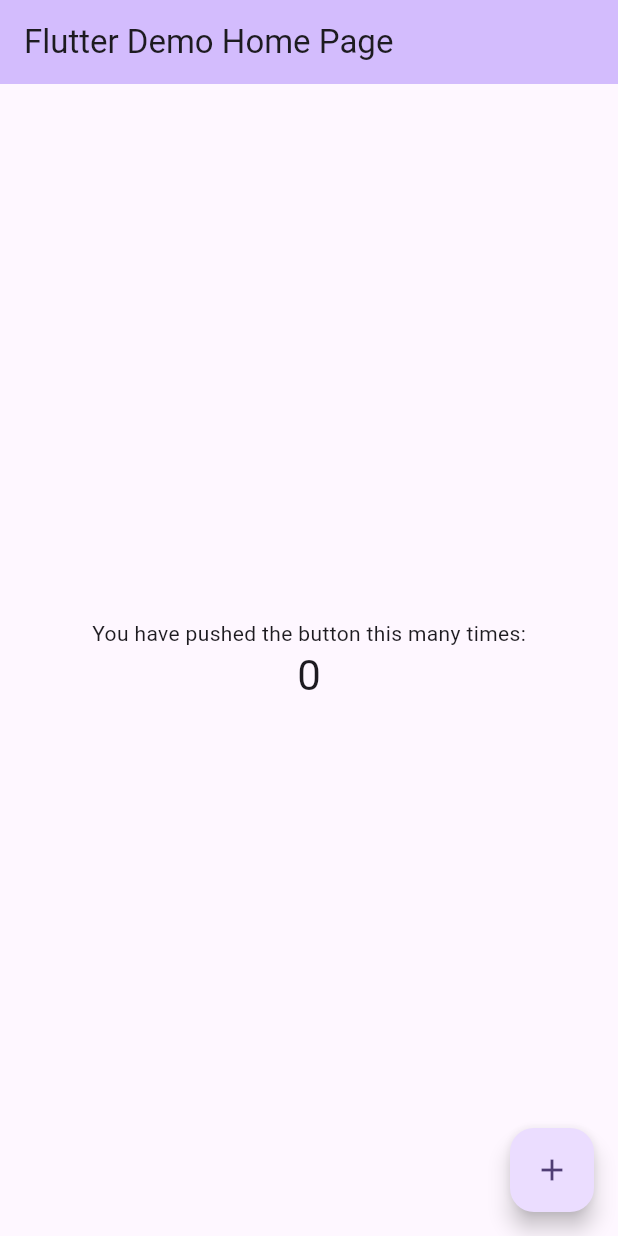
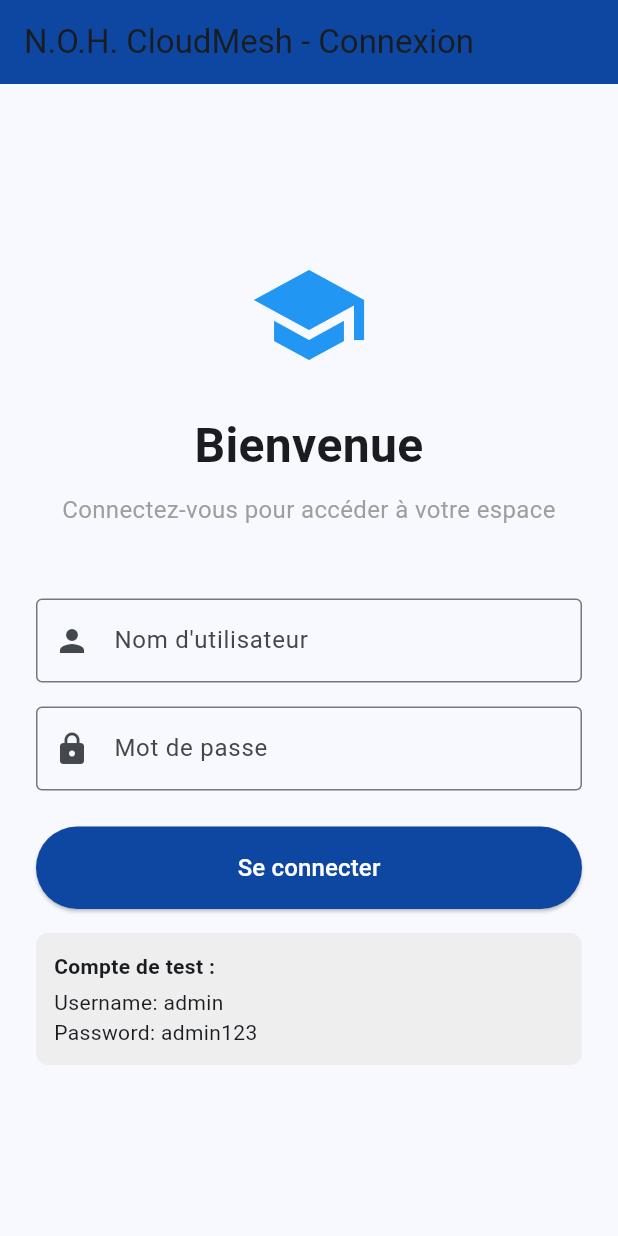
Before and after one commit to Olavic21/NOH-CloudMesh, a Flutter app: the screen it shows after launch, on a phone screen of 412 x 824 dp. Run offline on Flutter 3.47's test engine with Material 3 defaults, Android fonts, the phone set to English and light mode, and no system bars; accounts and stored records are empty.

Commit message:
feat(auth): créer l'écran de login Flutter

```diff
--- a/client/lib/main.dart
+++ b/client/lib/main.dart
@@ -1,4 +1,5 @@
 import 'package:flutter/material.dart';
+import 'screens/login_screen.dart';
 
 void main() {
   runApp(const MyApp());
@@ -7,116 +8,15 @@ void main() {
 class MyApp extends StatelessWidget {
   const MyApp({super.key});
 
-  // This widget is the root of your application.
   @override
   Widget build(BuildContext context) {
     return MaterialApp(
-      title: 'Flutter Demo',
+      title: 'N.O.H. CloudMesh',
       theme: ThemeData(
-        // This is the theme of your application.
-        //
-        // TRY THIS: Try running your application with "flutter run". You'll see
-        // the application has a purple toolbar. Then, without quitting the app,
-        // try changing the seedColor in the colorScheme below to Colors.green
-        // and then invoke "hot reload" (save your changes or press the "hot
-        // reload" button in a Flutter-supported IDE, or press "r" if you used
-        // the command line to start the app).
-        //
-        // Notice that the counter didn't reset back to zero; the application
-        // state is not lost during the reload. To reset the state, use hot
-        // restart instead.
-        //
-        // This works for code too, not just values: Most code changes can be
-        // tested with just a hot reload.
-        colorScheme: .fromSeed(seedColor: Colors.deepPurple),
+        colorScheme: ColorScheme.fromSeed(seedColor: Colors.blue),
+        useMaterial3: true,
       ),
-      home: const MyHomePage(title: 'Flutter Demo Home Page'),
+      home: const LoginScreen(),
     );
   }
 }
-
-class MyHomePage extends StatefulWidget {
-  const MyHomePage({super.key, required this.title});
-
-  // This widget is the home page of your application. It is stateful, meaning
-  // that it has a State object (defined below) that contains fields that affect
-  // how it looks.
-
-  // This class is the configuration for the state. It holds the values (in this
-  // case the title) provided by the parent (in this case the App widget) and
-  // used by the build method of the State. Fields in a Widget subclass are
-  // always marked "final".
-
-  final String title;
-
-  @override
-  State<MyHomePage> createState() => _MyHomePageState();
-}
-
-class _MyHomePageState extends State<MyHomePage> {
-  int _counter = 0;
-
-  void _incrementCounter() {
-    setState(() {
-      // This call to setState tells the Flutter framework that something has
-      // changed in this State, which causes it to rerun the build method below
-      // so that the display can reflect the updated values. If we changed
-      // _counter without calling setState(), then the build method would not be
-      // called again, and so nothing would appear to happen.
-      _counter++;
-    });
-  }
-
-  @override
-  Widget build(BuildContext context) {
-    // This method is rerun every time setState is called, for instance as done
-    // by the _incrementCounter method above.
-    //
-    // The Flutter framework has been optimized to make rerunning build methods
-    // fast, so that you can just rebuild anything that needs updating rather
-    // than having to individually change instances of widgets.
-    return Scaffold(
-      appBar: AppBar(
-        // TRY THIS: Try changing the color here to a specific color (to
-        // Colors.amber, perhaps?) and trigger a hot reload to see the AppBar
-        // change color while the other colors stay the same.
-        backgroundColor: Theme.of(context).colorScheme.inversePrimary,
-        // Here we take the value from the MyHomePage object that was created by
-        // the App.build method, and use it to set our appbar title.
-        title: Text(widget.title),
-      ),
-      body: Center(
-        // Center is a layout widget. It takes a single child and positions it
-        // in the middle of the parent.
-        child: Column(
-          // Column is also a layout widget. It takes a list of children and
-          // arranges them vertically. By default, it sizes itself to fit its
-          // children horizontally, and tries to be as tall as its parent.
-          //
-          // Column has various properties to control how it sizes itself and
-          // how it positions its children. Here we use mainAxisAlignment to
-          // center the children vertically; the main axis here is the vertical
-          // axis because Columns are vertical (the cross axis would be
-          // horizontal).
-          //
-          // TRY THIS: Invoke "debug painting" (choose the "Toggle Debug Paint"
-          // action in the IDE, or press "p" in the console), to see the
-          // wireframe for each widget.
-          mainAxisAlignment: .center,
-          children: [
-            const Text('You have pushed the button this many times:'),
-            Text(
-              '$_counter',
-              style: Theme.of(context).textTheme.headlineMedium,
-            ),
-          ],
-        ),
-      ),
-      floatingActionButton: FloatingActionButton(
-        onPressed: _incrementCounter,
-        tooltip: 'Increment',
-        child: const Icon(Icons.add),
-      ),
-    );
-  }
-}
--- /dev/null
+++ b/client/lib/screens/login_screen.dart
@@ -0,0 +1,240 @@
+/// Écran de connexion (login).
+library;
+
+import 'package:flutter/material.dart';
+import '../services/auth_service.dart';
+
+/// Écran de connexion.
+class LoginScreen extends StatefulWidget {
+  const LoginScreen({super.key});
+
+  @override
+  State<LoginScreen> createState() => _LoginScreenState();
+}
+
+class _LoginScreenState extends State<LoginScreen> {
+  // Service d'authentification
+  final AuthService _auth = AuthService.instance;
+
+  // Contrôleurs pour les champs de texte
+  final TextEditingController _usernameController = TextEditingController();
+  final TextEditingController _passwordController = TextEditingController();
+
+  // État de chargement
+  bool _isLoading = false;
+
+  // Message d'erreur
+  String? _errorMessage;
+
+  @override
+  void dispose() {
+    // Libérer les contrôleurs quand l'écran est détruit
+    _usernameController.dispose();
+    _passwordController.dispose();
+    super.dispose();
+  }
+
+  /// Tente de connecter l'utilisateur.
+  Future<void> _login() async {
+    final username = _usernameController.text.trim();
+    final password = _passwordController.text;
+
+    // Validation basique
+    if (username.isEmpty || password.isEmpty) {
+      setState(() {
+        _errorMessage = 'Veuillez remplir tous les champs';
+      });
+      return;
+    }
+
+    // Afficher l'état de chargement
+    setState(() {
+      _isLoading = true;
+      _errorMessage = null;
+    });
+
+    try {
+      // Connecter au serveur si ce n'est pas déjà fait
+      if (!_auth.isConnected) {
+        await _auth.connect();
+      }
+
+      // Tenter la connexion
+      final success = await _auth.login(username, password);
+
+      if (success) {
+        // Connexion réussie
+        if (mounted) {
+          setState(() {
+            _isLoading = false;
+          });
+          // TODO: Naviguer vers l'écran principal
+          ScaffoldMessenger.of(context).showSnackBar(
+            const SnackBar(content: Text('Connexion réussie !')),
+          );
+        }
+      } else {
+        // Connexion échouée
+        if (mounted) {
+          setState(() {
+            _isLoading = false;
+            _errorMessage = 'Nom d\'utilisateur ou mot de passe incorrect';
+          });
+        }
+      }
+    } catch (e) {
+      // Erreur de connexion au serveur
+      if (mounted) {
+        setState(() {
+          _isLoading = false;
+          _errorMessage = 'Erreur de connexion au serveur: $e';
+        });
+      }
+    }
+  }
+
+  @override
+  Widget build(BuildContext context) {
+    return Scaffold(
+      appBar: AppBar(
+        title: const Text('N.O.H. CloudMesh - Connexion'),
+        backgroundColor: Colors.blue[900],
+      ),
+      body: Center(
+        child: SingleChildScrollView(
+          padding: const EdgeInsets.all(24.0),
+          child: ConstrainedBox(
+            constraints: const BoxConstraints(maxWidth: 400),
+            child: Column(
+              mainAxisAlignment: MainAxisAlignment.center,
+              crossAxisAlignment: CrossAxisAlignment.stretch,
+              children: [
+                // Logo ou titre
+                const Icon(
+                  Icons.school,
+                  size: 80,
+                  color: Colors.blue,
+                ),
+                const SizedBox(height: 24),
+                const Text(
+                  'Bienvenue',
+                  style: TextStyle(
+                    fontSize: 32,
+                    fontWeight: FontWeight.bold,
+                  ),
+                  textAlign: TextAlign.center,
+                ),
+                const SizedBox(height: 8),
+                const Text(
+                  'Connectez-vous pour accéder à votre espace',
+                  style: TextStyle(
+                    fontSize: 16,
+                    color: Colors.grey,
+                  ),
+                  textAlign: TextAlign.center,
+                ),
+                const SizedBox(height: 48),
+
+                // Message d'erreur
+                if (_errorMessage != null)
+                  Container(
+                    padding: const EdgeInsets.all(12),
+                    decoration: BoxDecoration(
+                      color: Colors.red[100],
+                      borderRadius: BorderRadius.circular(8),
+                    ),
+                    child: Row(
+                      children: [
+                        const Icon(Icons.error, color: Colors.red),
+                        const SizedBox(width: 8),
+                        Expanded(
+                          child: Text(
+                            _errorMessage!,
+                            style: const TextStyle(color: Colors.red),
+                          ),
+                        ),
+                      ],
+                    ),
+                  ),
+                if (_errorMessage != null) const SizedBox(height: 16),
+
+                // Champ username
+                TextField(
+                  controller: _usernameController,
+                  decoration: const InputDecoration(
+                    labelText: 'Nom d\'utilisateur',
+                    hintText: 'Entrez votre nom d\'utilisateur',
+                    prefixIcon: Icon(Icons.person),
+                    border: OutlineInputBorder(),
+                  ),
+                  enabled: !_isLoading,
+                ),
+                const SizedBox(height: 16),
+
+                // Champ password
+                TextField(
+                  controller: _passwordController,
+                  obscureText: true, // Masque le mot de passe
+                  decoration: const InputDecoration(
+                    labelText: 'Mot de passe',
+                    hintText: 'Entrez votre mot de passe',
+                    prefixIcon: Icon(Icons.lock),
+                    border: OutlineInputBorder(),
+                  ),
+                  enabled: !_isLoading,
+                  onSubmitted: (_) => _login(), // Login avec Entrée
+                ),
+                const SizedBox(height: 24),
+
+                // Bouton de connexion
+                ElevatedButton(
+                  onPressed: _isLoading ? null : _login,
+                  style: ElevatedButton.styleFrom(
+                    backgroundColor: Colors.blue[900],
+                    foregroundColor: Colors.white,
+                    padding: const EdgeInsets.symmetric(vertical: 16),
+                  ),
+                  child: _isLoading
+                      ? const SizedBox(
+                          height: 20,
+                          width: 20,
+                          child: CircularProgressIndicator(
+                            strokeWidth: 2,
+                            valueColor: AlwaysStoppedAnimation<Color>(Colors.white),
+                          ),
+                        )
+                      : const Text(
+                          'Se connecter',
+                          style: TextStyle(fontSize: 16),
+                        ),
+                ),
+                const SizedBox(height: 16),
+
+                // Informations de connexion de test
+                Container(
+                  padding: const EdgeInsets.all(12),
+                  decoration: BoxDecoration(
+                    color: Colors.grey[200],
+                    borderRadius: BorderRadius.circular(8),
+                  ),
+                  child: Column(
+                    crossAxisAlignment: CrossAxisAlignment.start,
+                    children: [
+                      const Text(
+                        'Compte de test :',
+                        style: TextStyle(fontWeight: FontWeight.bold),
+                      ),
+                      const SizedBox(height: 4),
+                      const Text('Username: admin'),
+                      const Text('Password: admin123'),
+                    ],
+                  ),
+                ),
+              ],
+            ),
+          ),
+        ),
+      ),
+    );
+  }
+}
```
